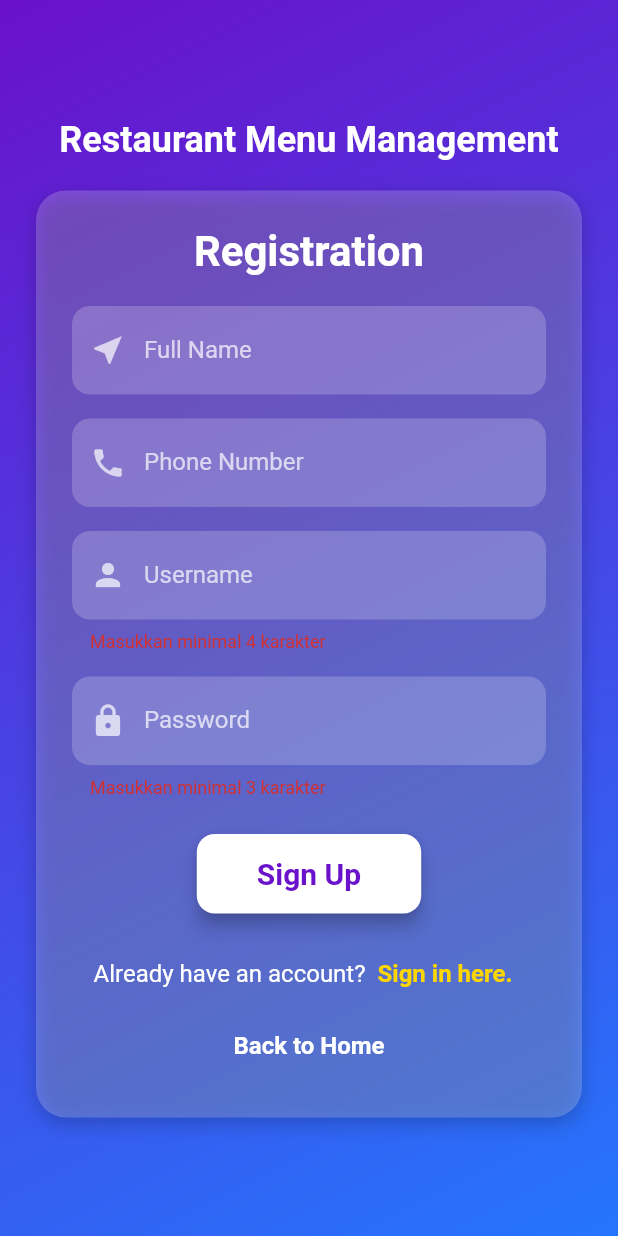
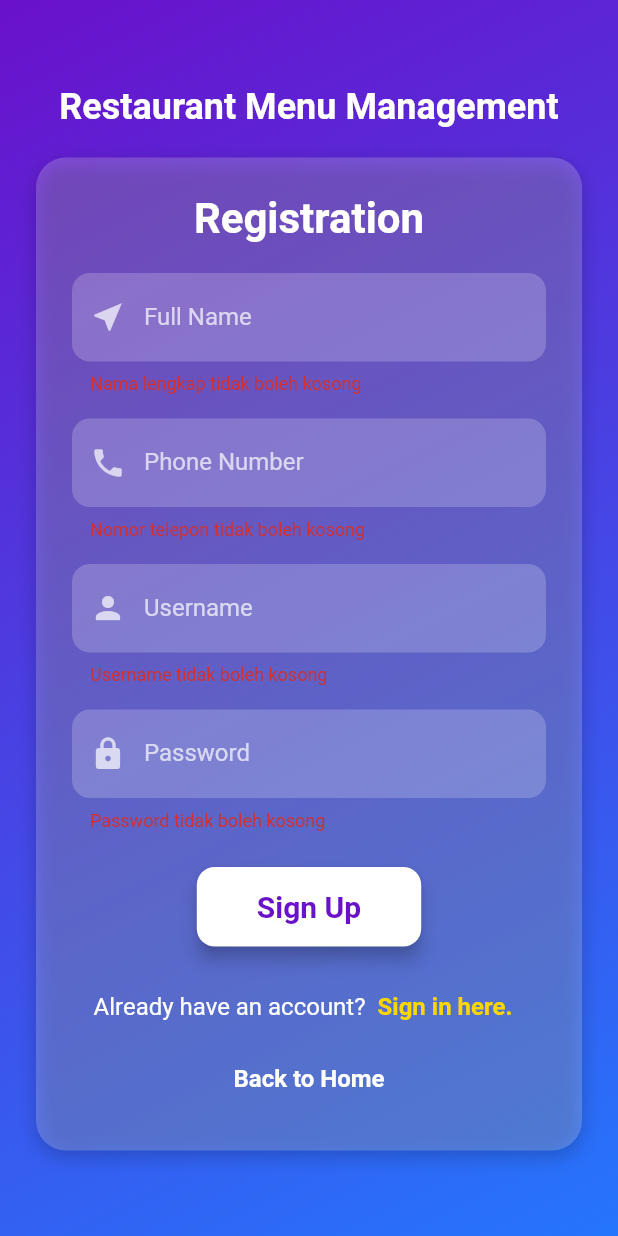
Before and after one commit to kibointhehouse/tubes_andoid, a Flutter app: the RegisPage screen opened directly, after a tap on "Sign Up", on a phone screen of 412 x 824 dp. Run offline on Flutter 3.47's test engine with Material 3 defaults, Android fonts, the phone set to English and light mode, and no system bars; our stand-ins replace dio, shared_preferences; accounts and stored records are empty; network calls fail.

```diff
--- a/tubes_android/lib/model/regis_model.dart
+++ b/tubes_android/lib/model/regis_model.dart
@@ -25,11 +25,13 @@ class RegisResponse {
   final int? status;
   final String message;
   final String? userId;
+  final String? role;
 
   RegisResponse({
     required this.status,
     required this.message,
     this.userId,
+    this.role,
   });
 
   factory RegisResponse.fromJson(Map<String, dynamic> json) {
@@ -37,6 +39,7 @@ class RegisResponse {
       status: json["status"],
       message: json["message"] ?? "Unknown error",
       userId: json["user"]?["_id"],
+      role: json["user"]?["role"],
     );
   }
 }
--- a/tubes_android/lib/view/screen/regis_page.dart
+++ b/tubes_android/lib/view/screen/regis_page.dart
@@ -29,16 +29,58 @@ class _RegisPageState extends State<RegisPage> {
     super.dispose();
   }
 
-  String? _validateUsername(String? value) {
-    if (value == null || value.length < 4) {
-      return 'Masukkan minimal 4 karakter';
+// Fullname Validation
+  String? _validateFullname(String? value) {
+    if (value == null || value.isEmpty) {
+      return 'Nama lengkap tidak boleh kosong';
+    }
+    // Cek apakah setiap kata diawali huruf besar
+    List<String> words = value.split(" ");
+    for (var word in words) {
+      if (word.isNotEmpty && word[0] != word[0].toUpperCase()) {
+        return 'Setiap kata harus diawali huruf kapital';
+      }
+    }
+    // Cek apakah ada angka atau karakter unik
+    if (!RegExp(r'^[A-Za-z\s]+$').hasMatch(value)) {
+      return 'Nama hanya boleh berisi huruf dan spasi';
+    }
+
+    return null;
+  }
+
+// Phone Number Validation
+  String? _validatePhoneNumber(String? value) {
+    if (value == null || value.isEmpty) {
+      return 'Nomor telepon tidak boleh kosong';
+    }
+    if (!RegExp(r'^62\d{8,13}$').hasMatch(value)) {
+      return 'Nomor telepon harus diawali 62 dan berisi 10-15 angka';
     }
     return null;
   }
 
+// Username Validation
+  String? _validateUsername(String? value) {
+    if (value == null || value.isEmpty) {
+      return 'Username tidak boleh kosong';
+    }
+    if (value.length < 4) {
+      return 'Username minimal 4 karakter';
+    }
+    if (!RegExp(r'^[a-zA-Z0-9]+$').hasMatch(value)) {
+      return 'Username hanya boleh berisi huruf dan angka';
+    }
+    return null;
+  }
+
+// Password Validation
   String? _validatePassword(String? value) {
-    if (value == null || value.length < 3) {
-      return 'Masukkan minimal 3 karakter';
+    if (value == null || value.isEmpty) {
+      return 'Password tidak boleh kosong';
+    }
+    if (value.length < 3) {
+      return 'Password minimal 3 karakter';
     }
     return null;
   }
@@ -69,13 +111,16 @@ class _RegisPageState extends State<RegisPage> {
           _clearForm(); // Clear form dan update UI
         });
 
-        _showSnackbar("Registrasi berhasil, silakan login!");
+        String roleMessage = res?.role != null
+            ? "Role: ${res!.role}" // Menampilkan role yang diterima
+            : "Role tidak ditemukan";
+
+        _showSnackbar("Registrasi berhasil! $roleMessage");
 
         Future.delayed(const Duration(seconds: 2), () {
           Navigator.pushAndRemoveUntil(
             context,
-            MaterialPageRoute(
-                builder: (context) => const LoginPage()),
+            MaterialPageRoute(builder: (context) => const LoginPage()),
             (route) => false,
           );
         });
@@ -154,7 +199,7 @@ class _RegisPageState extends State<RegisPage> {
                             const SizedBox(height: 20),
                             TextFormField(
                               controller: _fullnameController,
-                              // validator: _validateFullname,
+                              validator: _validateFullname,
                               style: const TextStyle(color: Colors.white),
                               decoration: _inputDecoration(
                                 "Full Name",
@@ -164,7 +209,7 @@ class _RegisPageState extends State<RegisPage> {
                             const SizedBox(height: 16),
                             TextFormField(
                               controller: _phonenumberController,
-                              // validator: _validateUsername,
+                              validator: _validatePhoneNumber,
                               style: const TextStyle(color: Colors.white),
                               decoration: _inputDecoration(
                                 "Phone Number",
```
